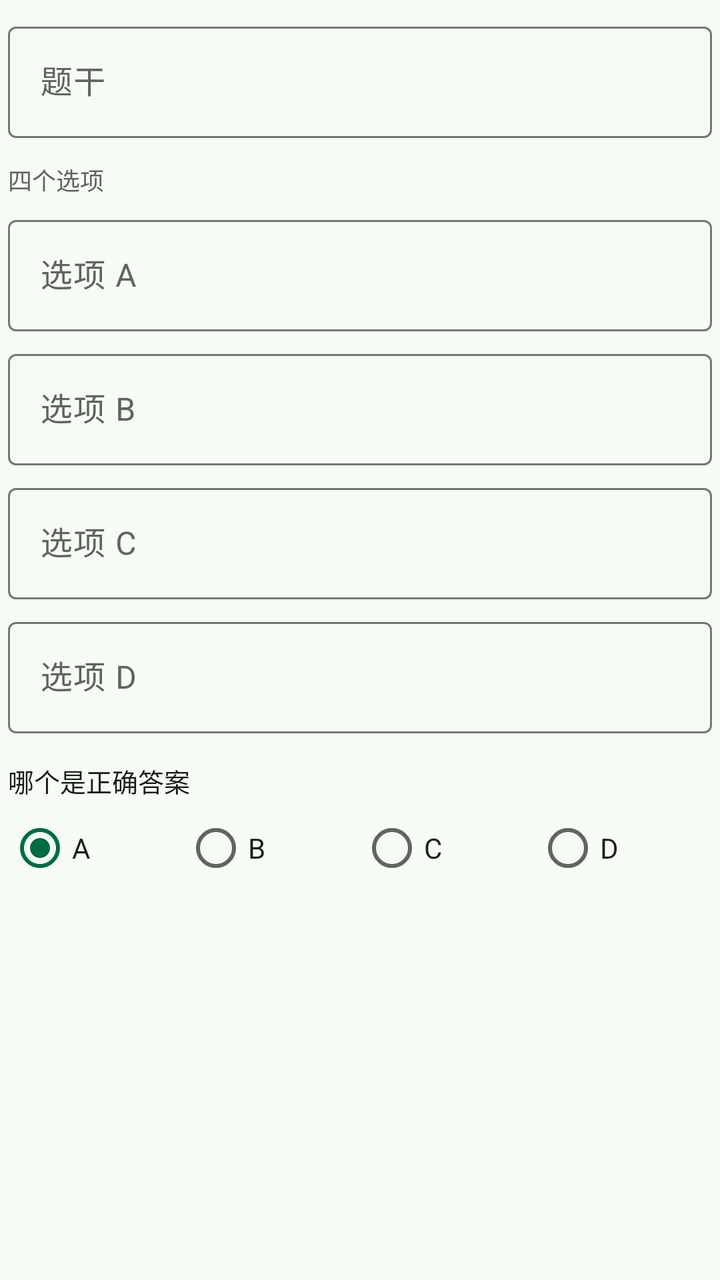
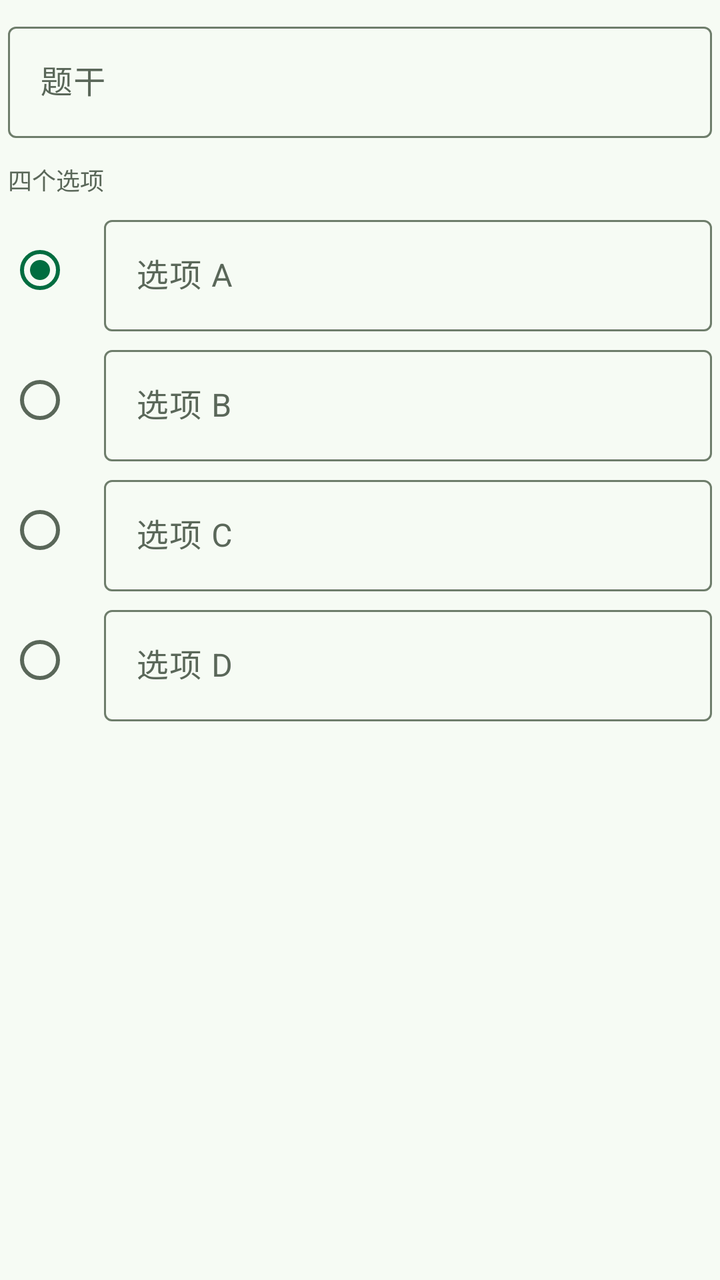

Screens rendered from an Android XML layout before and after an edit, with the pre-edit source and the edit as a unified diff.
<!-- AndroidManifest.xml: application theme Theme.Tongxiao -->
<!-- res/layout/dialog_custom_question.xml -->
<?xml version="1.0" encoding="utf-8"?>
<ScrollView xmlns:android="http://schemas.android.com/apk/res/android"
    xmlns:app="http://schemas.android.com/apk/res-auto"
    android:layout_width="match_parent"
    android:layout_height="wrap_content">

    <LinearLayout
        android:layout_width="match_parent"
        android:layout_height="wrap_content"
        android:orientation="vertical"
        android:paddingHorizontal="4dp"
        android:paddingTop="8dp">

        <com.google.android.material.textfield.TextInputLayout
            android:layout_width="match_parent"
            android:layout_height="wrap_content"
            android:hint="@string/custom_question_text_hint">

            <com.google.android.material.textfield.TextInputEditText
                android:id="@+id/custom_question_text"
                android:layout_width="match_parent"
                android:layout_height="wrap_content"
                android:inputType="text"
                android:maxLength="120" />

        </com.google.android.material.textfield.TextInputLayout>

        <TextView
            android:layout_width="match_parent"
            android:layout_height="wrap_content"
            android:layout_marginTop="12dp"
            android:text="@string/custom_question_options_title"
            android:textColor="@color/muted"
            android:textSize="12sp" />

        <com.google.android.material.textfield.TextInputLayout
            android:layout_width="match_parent"
            android:layout_height="wrap_content"
            android:layout_marginTop="6dp">

            <com.google.android.material.textfield.TextInputEditText
                android:id="@+id/custom_option_1"
                android:layout_width="match_parent"
                android:layout_height="wrap_content"
                android:hint="@string/custom_question_option_1"
                android:inputType="text"
                android:maxLength="24" />

        </com.google.android.material.textfield.TextInputLayout>

        <com.google.android.material.textfield.TextInputLayout
            android:layout_width="match_parent"
            android:layout_height="wrap_content"
            android:layout_marginTop="6dp">

            <com.google.android.material.textfield.TextInputEditText
                android:id="@+id/custom_option_2"
                android:layout_width="match_parent"
                android:layout_height="wrap_content"
                android:hint="@string/custom_question_option_2"
                android:inputType="text"
                android:maxLength="24" />

        </com.google.android.material.textfield.TextInputLayout>

        <com.google.android.material.textfield.TextInputLayout
            android:layout_width="match_parent"
            android:layout_height="wrap_content"
            android:layout_marginTop="6dp">

            <com.google.android.material.textfield.TextInputEditText
                android:id="@+id/custom_option_3"
                android:layout_width="match_parent"
                android:layout_height="wrap_content"
                android:hint="@string/custom_question_option_3"
                android:inputType="text"
                android:maxLength="24" />

        </com.google.android.material.textfield.TextInputLayout>

        <com.google.android.material.textfield.TextInputLayout
            android:layout_width="match_parent"
            android:layout_height="wrap_content"
            android:layout_marginTop="6dp">

            <com.google.android.material.textfield.TextInputEditText
                android:id="@+id/custom_option_4"
                android:layout_width="match_parent"
                android:layout_height="wrap_content"
                android:hint="@string/custom_question_option_4"
                android:inputType="text"
                android:maxLength="24" />

        </com.google.android.material.textfield.TextInputLayout>

        <TextView
            android:layout_width="match_parent"
            android:layout_height="wrap_content"
            android:layout_marginTop="14dp"
            android:text="@string/custom_question_correct"
            android:textColor="@color/ink"
            android:textSize="13sp" />

        <RadioGroup
            android:id="@+id/custom_correct_group"
            android:layout_width="match_parent"
            android:layout_height="wrap_content"
            android:orientation="horizontal">

            <RadioButton
                android:id="@+id/custom_correct_1"
                android:layout_width="0dp"
                android:layout_height="wrap_content"
                android:layout_weight="1"
                android:checked="true"
                android:text="@string/custom_question_option_a" />

            <RadioButton
                android:id="@+id/custom_correct_2"
                android:layout_width="0dp"
                android:layout_height="wrap_content"
                android:layout_weight="1"
                android:text="@string/custom_question_option_b" />

            <RadioButton
                android:id="@+id/custom_correct_3"
                android:layout_width="0dp"
                android:layout_height="wrap_content"
                android:layout_weight="1"
                android:text="@string/custom_question_option_c" />

            <RadioButton
                android:id="@+id/custom_correct_4"
                android:layout_width="0dp"
                android:layout_height="wrap_content"
                android:layout_weight="1"
                android:text="@string/custom_question_option_d" />

        </RadioGroup>

    </LinearLayout>

</ScrollView>
<!-- resources referenced by this layout -->
<resources>
  <color name="ink">#171D16</color>
  <color name="muted">#5A6759</color>
  <string name="custom_question_correct">哪个是正确答案</string>
  <string name="custom_question_option_1">选项 A</string>
  <string name="custom_question_option_2">选项 B</string>
  <string name="custom_question_option_3">选项 C</string>
  <string name="custom_question_option_4">选项 D</string>
  <string name="custom_question_option_a">A</string>
  <string name="custom_question_option_b">B</string>
  <string name="custom_question_option_c">C</string>
  <string name="custom_question_option_d">D</string>
  <string name="custom_question_options_title">四个选项</string>
  <string name="custom_question_text_hint">题干</string>
  <style name="Theme.Tongxiao" parent="Theme.Material3.Light.NoActionBar">
          
          <item name="android:windowLightStatusBar">true</item>
          <item name="colorPrimary">@color/green_primary</item>
          <item name="colorOnPrimary">@color/green_on_primary</item>
          <item name="colorPrimaryContainer">@color/green_container</item>
          <item name="colorOnPrimaryContainer">@color/green_on_container</item>
          <item name="android:colorBackground">@color/bg</item>
          <item name="colorSurface">@color/card</item>
          <item name="colorOnSurface">@color/ink</item>
          <item name="colorOnSurfaceVariant">@color/muted</item>
          <item name="colorOutline">@color/outline</item>
          <item name="colorOutlineVariant">@color/line</item>
          
          <item name="colorSecondaryContainer">@color/green_container</item>
          <item name="colorOnSecondaryContainer">@color/green_primary</item>
          <item name="colorSurfaceVariant">@color/surface_variant</item>
          <item name="colorSurfaceContainerLow">@color/surface_container_low</item>
          <item name="colorSurfaceContainer">@color/surface_container</item>
          <item name="colorSurfaceContainerHigh">@color/surface_container_high</item>
          <item name="colorSurfaceContainerHighest">@color/surface_container_highest</item>
      </style>
  <color name="green_primary">#006D40</color>
  <color name="green_on_primary">#FFFFFF</color>
  <color name="green_container">#C8E6C9</color>
  <color name="green_on_container">#171D16</color>
  <color name="bg">#F6FBF4</color>
  <color name="card">#FFFFFF</color>
  <color name="outline">#6E7D6B</color>
  <color name="line">#DCE7DA</color>
  <color name="surface_variant">#DCE7DA</color>
  <color name="surface_container_low">#F3F9F1</color>
  <color name="surface_container">#EEF6EC</color>
  <color name="surface_container_high">#E9F1E7</color>
  <color name="surface_container_highest">#E3EDE0</color>
</resources>

<!-- the commit's change to res/layout/dialog_custom_question.xml (unified diff, before → after) -->
@@ -33,110 +33,127 @@
             android:textColor="@color/muted"
             android:textSize="12sp" />
 
-        <com.google.android.material.textfield.TextInputLayout
+        
+        <LinearLayout
             android:layout_width="match_parent"
             android:layout_height="wrap_content"
-            android:layout_marginTop="6dp">
-
-            <com.google.android.material.textfield.TextInputEditText
-                android:id="@+id/custom_option_1"
-                android:layout_width="match_parent"
-                android:layout_height="wrap_content"
-                android:hint="@string/custom_question_option_1"
-                android:inputType="text"
-                android:maxLength="24" />
-
-        </com.google.android.material.textfield.TextInputLayout>
-
-        <com.google.android.material.textfield.TextInputLayout
-            android:layout_width="match_parent"
-            android:layout_height="wrap_content"
-            android:layout_marginTop="6dp">
-
-            <com.google.android.material.textfield.TextInputEditText
-                android:id="@+id/custom_option_2"
-                android:layout_width="match_parent"
-                android:layout_height="wrap_content"
-                android:hint="@string/custom_question_option_2"
-                android:inputType="text"
-                android:maxLength="24" />
-
-        </com.google.android.material.textfield.TextInputLayout>
-
-        <com.google.android.material.textfield.TextInputLayout
-            android:layout_width="match_parent"
-            android:layout_height="wrap_content"
-            android:layout_marginTop="6dp">
-
-            <com.google.android.material.textfield.TextInputEditText
-                android:id="@+id/custom_option_3"
-                android:layout_width="match_parent"
-                android:layout_height="wrap_content"
-                android:hint="@string/custom_question_option_3"
-                android:inputType="text"
-                android:maxLength="24" />
-
-        </com.google.android.material.textfield.TextInputLayout>
-
-        <com.google.android.material.textfield.TextInputLayout
-            android:layout_width="match_parent"
-            android:layout_height="wrap_content"
-            android:layout_marginTop="6dp">
-
-            <com.google.android.material.textfield.TextInputEditText
-                android:id="@+id/custom_option_4"
-                android:layout_width="match_parent"
-                android:layout_height="wrap_content"
-                android:hint="@string/custom_question_option_4"
-                android:inputType="text"
-                android:maxLength="24" />
-
-        </com.google.android.material.textfield.TextInputLayout>
-
-        <TextView
-            android:layout_width="match_parent"
-            android:layout_height="wrap_content"
-            android:layout_marginTop="14dp"
-            android:text="@string/custom_question_correct"
-            android:textColor="@color/ink"
-            android:textSize="13sp" />
-
-        <RadioGroup
-            android:id="@+id/custom_correct_group"
-            android:layout_width="match_parent"
-            android:layout_height="wrap_content"
+            android:layout_marginTop="6dp"
+            android:gravity="center_vertical"
             android:orientation="horizontal">
 
             <RadioButton
                 android:id="@+id/custom_correct_1"
+                android:layout_width="wrap_content"
+                android:layout_height="wrap_content"
+                android:checked="true"
+                android:contentDescription="@string/custom_question_mark_correct" />
+
+            <com.google.android.material.textfield.TextInputLayout
                 android:layout_width="0dp"
                 android:layout_height="wrap_content"
-                android:layout_weight="1"
-                android:checked="true"
-                android:text="@string/custom_question_option_a" />
+                android:layout_weight="1">
+
+                <com.google.android.material.textfield.TextInputEditText
+                    android:id="@+id/custom_option_1"
+                    android:layout_width="match_parent"
+                    android:layout_height="wrap_content"
+                    android:hint="@string/custom_question_option_1"
+                    android:inputType="text"
+                    android:maxLength="24" />
+
+            </com.google.android.material.textfield.TextInputLayout>
+
+        </LinearLayout>
+
+        <LinearLayout
+            android:layout_width="match_parent"
+            android:layout_height="wrap_content"
+            android:layout_marginTop="4dp"
+            android:gravity="center_vertical"
+            android:orientation="horizontal">
 
             <RadioButton
                 android:id="@+id/custom_correct_2"
+                android:layout_width="wrap_content"
+                android:layout_height="wrap_content"
+                android:contentDescription="@string/custom_question_mark_correct" />
+
+            <com.google.android.material.textfield.TextInputLayout
                 android:layout_width="0dp"
                 android:layout_height="wrap_content"
-                android:layout_weight="1"
-                android:text="@string/custom_question_option_b" />
+                android:layout_weight="1">
+
+                <com.google.android.material.textfield.TextInputEditText
+                    android:id="@+id/custom_option_2"
+                    android:layout_width="match_parent"
+                    android:layout_height="wrap_content"
+                    android:hint="@string/custom_question_option_2"
+                    android:inputType="text"
+                    android:maxLength="24" />
+
+            </com.google.android.material.textfield.TextInputLayout>
+
+        </LinearLayout>
+
+        <LinearLayout
+            android:layout_width="match_parent"
+            android:layout_height="wrap_content"
+            android:layout_marginTop="4dp"
+            android:gravity="center_vertical"
+            android:orientation="horizontal">
 
             <RadioButton
                 android:id="@+id/custom_correct_3"
+                android:layout_width="wrap_content"
+                android:layout_height="wrap_content"
+                android:contentDescription="@string/custom_question_mark_correct" />
+
+            <com.google.android.material.textfield.TextInputLayout
                 android:layout_width="0dp"
                 android:layout_height="wrap_content"
-                android:layout_weight="1"
-                android:text="@string/custom_question_option_c" />
+                android:layout_weight="1">
+
+                <com.google.android.material.textfield.TextInputEditText
+                    android:id="@+id/custom_option_3"
+                    android:layout_width="match_parent"
+                    android:layout_height="wrap_content"
+                    android:hint="@string/custom_question_option_3"
+                    android:inputType="text"
+                    android:maxLength="24" />
+
+            </com.google.android.material.textfield.TextInputLayout>
+
+        </LinearLayout>
+
+        <LinearLayout
+            android:layout_width="match_parent"
+            android:layout_height="wrap_content"
+            android:layout_marginTop="4dp"
+            android:gravity="center_vertical"
+            android:orientation="horizontal">
 
             <RadioButton
                 android:id="@+id/custom_correct_4"
+                android:layout_width="wrap_content"
+                android:layout_height="wrap_content"
+                android:contentDescription="@string/custom_question_mark_correct" />
+
+            <com.google.android.material.textfield.TextInputLayout
                 android:layout_width="0dp"
                 android:layout_height="wrap_content"
-                android:layout_weight="1"
-                android:text="@string/custom_question_option_d" />
+                android:layout_weight="1">
 
-        </RadioGroup>
+                <com.google.android.material.textfield.TextInputEditText
+                    android:id="@+id/custom_option_4"
+                    android:layout_width="match_parent"
+                    android:layout_height="wrap_content"
+                    android:hint="@string/custom_question_option_4"
+                    android:inputType="text"
+                    android:maxLength="24" />
+
+            </com.google.android.material.textfield.TextInputLayout>
+
+        </LinearLayout>
 
     </LinearLayout>
 
<!-- resource entries referenced after the edit -->
@@ -2,15 +2,11 @@
 <resources>
   <color name="ink">#171D16</color>
   <color name="muted">#5A6759</color>
-  <string name="custom_question_correct">哪个是正确答案</string>
+  <string name="custom_question_mark_correct">标记为正确答案</string>
   <string name="custom_question_option_1">选项 A</string>
   <string name="custom_question_option_2">选项 B</string>
   <string name="custom_question_option_3">选项 C</string>
   <string name="custom_question_option_4">选项 D</string>
-  <string name="custom_question_option_a">A</string>
-  <string name="custom_question_option_b">B</string>
-  <string name="custom_question_option_c">C</string>
-  <string name="custom_question_option_d">D</string>
   <string name="custom_question_options_title">四个选项</string>
   <string name="custom_question_text_hint">题干</string>
   <style name="Theme.Tongxiao" parent="Theme.Material3.Light.NoActionBar">
